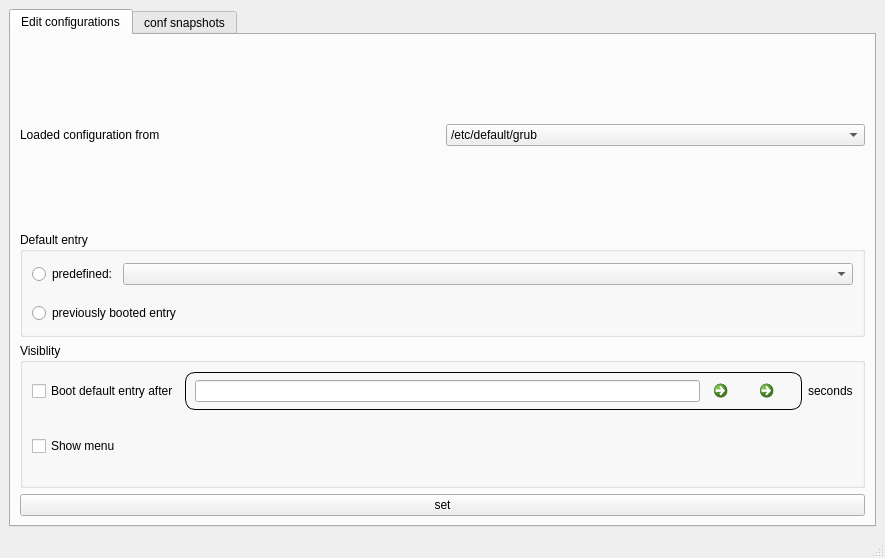
Before: the Qt Designer form main1.ui in Thenujan-0/grub-editor, drawn with Qt 5.
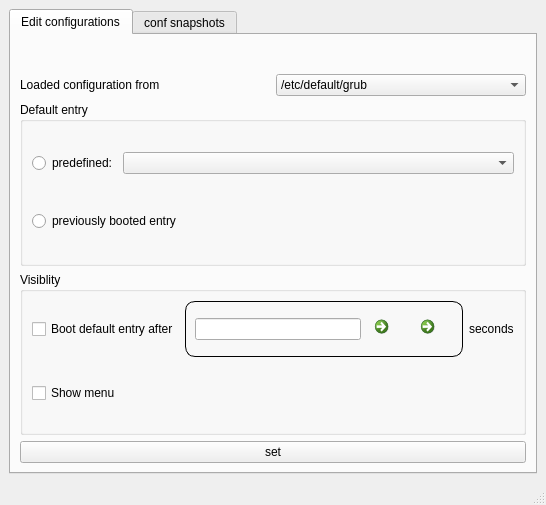
After: the same form once the commit is applied. Icons and pictures are not drawn.

Patch:
```diff
--- a/main1.ui
+++ b/main1.ui
@@ -6,8 +6,8 @@
    <rect>
     <x>0</x>
     <y>0</y>
-    <width>885</width>
-    <height>528</height>
+    <width>546</width>
+    <height>505</height>
    </rect>
   </property>
   <property name="windowTitle">
@@ -31,7 +31,7 @@
         <item row="0" column="0">
          <layout class="QVBoxLayout" name="verticalLayout">
           <property name="topMargin">
-           <number>50</number>
+           <number>0</number>
           </property>
           <item>
            <layout class="QHBoxLayout" name="horizontalLayout_6">
@@ -59,7 +59,7 @@
           <item>
            <layout class="QGridLayout" name="gridLayout_5">
             <property name="topMargin">
-             <number>80</number>
+             <number>0</number>
             </property>
             <property name="bottomMargin">
              <number>0</number>
```
Left out of the diff: 2 changed lines with no effect on the pictures.
